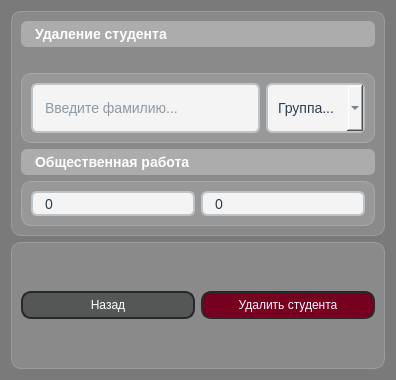
Qt form lab2/ui/deleteWindow.ui (suyeatolog/PPOIS_2) before a commit.
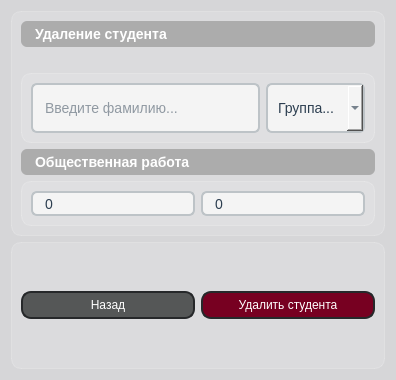
The same form after that commit.

Commit message: refactor: changed the background color and some objects placement

The edit to the form file:
```diff
--- a/lab2/ui/deleteWindow.ui
+++ b/lab2/ui/deleteWindow.ui
@@ -26,7 +26,7 @@
    <string>Dialog</string>
   </property>
   <property name="styleSheet">
-   <string notr="true">background-color: rgb(122, 122, 122);</string>
+   <string notr="true">background-color: rgb(214, 214, 216);</string>
   </property>
   <layout class="QVBoxLayout" name="verticalLayout_2">
    <item>
```
The commit also changes 7 other files.
